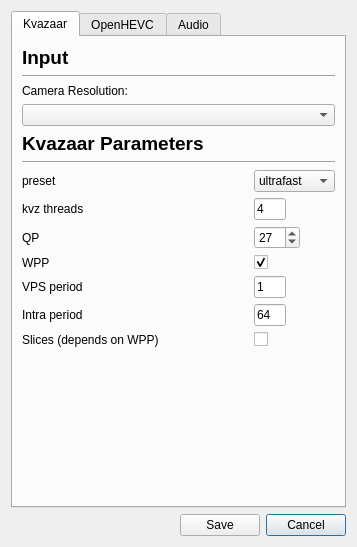
Above: ui/advancedSettings.ui from ultravideo/uvgComm before the change. Below: the same form after it.
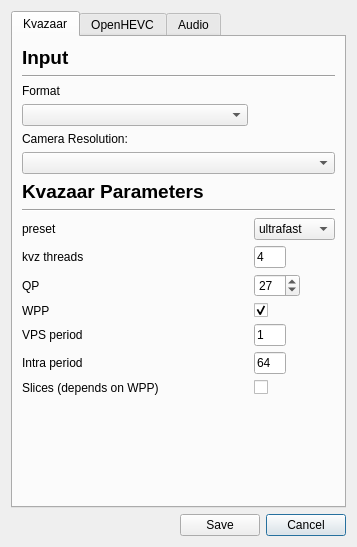
That is the form after the change. The open tabs and pages were chosen to show the change.

Commit message: Started separating format from the resolution selection. Does not work yet. Seems like the best thing to do would be to separate the dshow and advanced settings to their own classes.

What changed in the file:
```diff
--- a/ui/advancedSettings.ui
+++ b/ui/advancedSettings.ui
@@ -31,153 +31,7 @@
        <string>Kvazaar</string>
       </attribute>
       <layout class="QGridLayout" name="gridLayout_2">
-       <item row="0" column="0">
-        <widget class="QLabel" name="label">
-         <property name="font">
-          <font>
-           <pointsize>14</pointsize>
-           <weight>75</weight>
-           <bold>true</bold>
-          </font>
-         </property>
-         <property name="text">
-          <string>Input</string>
-         </property>
-        </widget>
-       </item>
-       <item row="9" column="1">
-        <widget class="QCheckBox" name="wpp">
-         <property name="toolTip">
-          <string>&lt;html&gt;&lt;head/&gt;&lt;body&gt;&lt;p&gt;Wavefront Parallel Processing&lt;/p&gt;&lt;/body&gt;&lt;/html&gt;</string>
-         </property>
-         <property name="text">
-          <string/>
-         </property>
-         <property name="checked">
-          <bool>true</bool>
-         </property>
-         <property name="tristate">
-          <bool>false</bool>
-         </property>
-        </widget>
-       </item>
-       <item row="11" column="1">
-        <widget class="QLineEdit" name="intra">
-         <property name="maximumSize">
-          <size>
-           <width>32</width>
-           <height>16777215</height>
-          </size>
-         </property>
-         <property name="text">
-          <string>64</string>
-         </property>
-        </widget>
-       </item>
-       <item row="2" column="0">
-        <widget class="QLabel" name="ResolutionLabel">
-         <property name="text">
-          <string>Camera Resolution:</string>
-         </property>
-        </widget>
-       </item>
        <item row="10" column="1">
-        <widget class="QLineEdit" name="vps">
-         <property name="maximumSize">
-          <size>
-           <width>32</width>
-           <height>16777215</height>
-          </size>
-         </property>
-         <property name="text">
-          <string>1</string>
-         </property>
-        </widget>
-       </item>
-       <item row="11" column="0">
-        <widget class="QLabel" name="Intra">
-         <property name="text">
-          <string>Intra period</string>
-         </property>
-        </widget>
-       </item>
-       <item row="6" column="0">
-        <widget class="QLabel" name="Preset">
-         <property name="text">
-          <string>preset</string>
-         </property>
-        </widget>
-       </item>
-       <item row="7" column="1">
-        <widget class="QLineEdit" name="threads">
-         <property name="maximumSize">
-          <size>
-           <width>32</width>
-           <height>16777215</height>
-          </size>
-         </property>
-         <property name="text">
-          <string>4</string>
-         </property>
-        </widget>
-       </item>
-       <item row="8" column="0">
-        <widget class="QLabel" name="QP">
-         <property name="text">
-          <string>QP</string>
-         </property>
-        </widget>
-       </item>
-       <item row="7" column="0">
-        <widget class="QLabel" name="Threads">
-         <property name="text">
-          <string>kvz threads</string>
-         </property>
-        </widget>
-       </item>
-       <item row="12" column="0">
-        <widget class="QLabel" name="slice_label">
-         <property name="text">
-          <string>Slices (depends on WPP)</string>
-         </property>
-        </widget>
-       </item>
-       <item row="4" column="0">
-        <widget class="QLabel" name="Kvazaar">
-         <property name="font">
-          <font>
-           <pointsize>14</pointsize>
-           <weight>75</weight>
-           <bold>true</bold>
-          </font>
-         </property>
-         <property name="text">
-          <string>Kvazaar Parameters</string>
-         </property>
-        </widget>
-       </item>
-       <item row="5" column="0" colspan="2">
-        <widget class="Line" name="line">
-         <property name="orientation">
-          <enum>Qt::Horizontal</enum>
-         </property>
-        </widget>
-       </item>
-       <item row="1" column="0" colspan="2">
-        <widget class="Line" name="line_2">
-         <property name="orientation">
-          <enum>Qt::Horizontal</enum>
-         </property>
-        </widget>
-       </item>
-       <item row="12" column="1">
-        <widget class="QCheckBox" name="slices">
-         <property name="text">
-          <string/>
-         </property>
-        </widget>
-       </item>
-       <item row="8" column="1">
         <widget class="QSpinBox" name="qp">
          <property name="maximumSize">
           <size>
@@ -196,14 +50,28 @@
          </property>
         </widget>
        </item>
-       <item row="9" column="0">
-        <widget class="QLabel" name="WPP">
+       <item row="8" column="0">
+        <widget class="QLabel" name="Preset">
          <property name="text">
-          <string>WPP</string>
+          <string>preset</string>
          </property>
         </widget>
        </item>
-       <item row="6" column="1">
+       <item row="1" column="0" colspan="2">
+        <widget class="Line" name="line_2">
+         <property name="orientation">
+          <enum>Qt::Horizontal</enum>
+         </property>
+        </widget>
+       </item>
+       <item row="12" column="0">
+        <widget class="QLabel" name="VPS">
+         <property name="text">
+          <string>VPS period</string>
+         </property>
+        </widget>
+       </item>
+       <item row="8" column="1">
         <widget class="QComboBox" name="preset">
          <property name="maximumSize">
           <size>
@@ -268,7 +136,65 @@
          </item>
         </widget>
        </item>
-       <item row="13" column="1">
+       <item row="7" column="0" colspan="2">
+        <widget class="Line" name="line">
+         <property name="orientation">
+          <enum>Qt::Horizontal</enum>
+         </property>
+        </widget>
+       </item>
+       <item row="10" column="0">
+        <widget class="QLabel" name="QP">
+         <property name="text">
+          <string>QP</string>
+         </property>
+        </widget>
+       </item>
+       <item row="4" column="0">
+        <widget class="QLabel" name="ResolutionLabel">
+         <property name="text">
+          <string>Camera Resolution:</string>
+         </property>
+        </widget>
+       </item>
+       <item row="13" column="0">
+        <widget class="QLabel" name="Intra">
+         <property name="text">
+          <string>Intra period</string>
+         </property>
+        </widget>
+       </item>
+       <item row="5" column="0" colspan="2">
+        <widget class="QComboBox" name="resolution">
+         <property name="minimumSize">
+          <size>
+           <width>0</width>
+           <height>0</height>
+          </size>
+         </property>
+        </widget>
+       </item>
+       <item row="9" column="0">
+        <widget class="QLabel" name="Threads">
+         <property name="text">
+          <string>kvz threads</string>
+         </property>
+        </widget>
+       </item>
+       <item row="9" column="1">
+        <widget class="QLineEdit" name="threads">
+         <property name="maximumSize">
+          <size>
+           <width>32</width>
+           <height>16777215</height>
+          </size>
+         </property>
+         <property name="text">
+          <string>4</string>
+         </property>
+        </widget>
+       </item>
+       <item row="15" column="1">
         <spacer name="verticalSpacer">
          <property name="orientation">
           <enum>Qt::Vertical</enum>
@@ -281,20 +207,104 @@
          </property>
         </spacer>
        </item>
-       <item row="10" column="0">
-        <widget class="QLabel" name="VPS">
+       <item row="14" column="1">
+        <widget class="QCheckBox" name="slices">
          <property name="text">
-          <string>VPS period</string>
+          <string/>
          </property>
         </widget>
        </item>
-       <item row="3" column="0" colspan="2">
-        <widget class="QComboBox" name="resolution">
-         <property name="minimumSize">
+       <item row="11" column="0">
+        <widget class="QLabel" name="WPP">
+         <property name="text">
+          <string>WPP</string>
+         </property>
+        </widget>
+       </item>
+       <item row="14" column="0">
+        <widget class="QLabel" name="slice_label">
+         <property name="text">
+          <string>Slices (depends on WPP)</string>
+         </property>
+        </widget>
+       </item>
+       <item row="12" column="1">
+        <widget class="QLineEdit" name="vps">
+         <property name="maximumSize">
           <size>
-           <width>0</width>
-           <height>0</height>
+           <width>32</width>
+           <height>16777215</height>
           </size>
+         </property>
+         <property name="text">
+          <string>1</string>
+         </property>
+        </widget>
+       </item>
+       <item row="6" column="0">
+        <widget class="QLabel" name="Kvazaar">
+         <property name="font">
+          <font>
+           <pointsize>14</pointsize>
+           <weight>75</weight>
+           <bold>true</bold>
+          </font>
+         </property>
+         <property name="text">
+          <string>Kvazaar Parameters</string>
+         </property>
+        </widget>
+       </item>
+       <item row="3" column="0">
+        <widget class="QComboBox" name="format_box"/>
+       </item>
+       <item row="11" column="1">
+        <widget class="QCheckBox" name="wpp">
+         <property name="toolTip">
+          <string>&lt;html&gt;&lt;head/&gt;&lt;body&gt;&lt;p&gt;Wavefront Parallel Processing&lt;/p&gt;&lt;/body&gt;&lt;/html&gt;</string>
+         </property>
+         <property name="text">
+          <string/>
+         </property>
+         <property name="checked">
+          <bool>true</bool>
+         </property>
+         <property name="tristate">
+          <bool>false</bool>
+         </property>
+        </widget>
+       </item>
+       <item row="13" column="1">
+        <widget class="QLineEdit" name="intra">
+         <property name="maximumSize">
+          <size>
+           <width>32</width>
+           <height>16777215</height>
+          </size>
+         </property>
+         <property name="text">
+          <string>64</string>
+         </property>
+        </widget>
+       </item>
+       <item row="0" column="0">
+        <widget class="QLabel" name="label">
+         <property name="font">
+          <font>
+           <pointsize>14</pointsize>
+           <weight>75</weight>
+           <bold>true</bold>
+          </font>
+         </property>
+         <property name="text">
+          <string>Input</string>
+         </property>
+        </widget>
+       </item>
+       <item row="2" column="0">
+        <widget class="QLabel" name="format_label">
+         <property name="text">
+          <string>Format</string>
          </property>
         </widget>
        </item>
```
Left out of the diff: 2 changed lines with no effect on the pictures. The commit also changes 2 other files.
